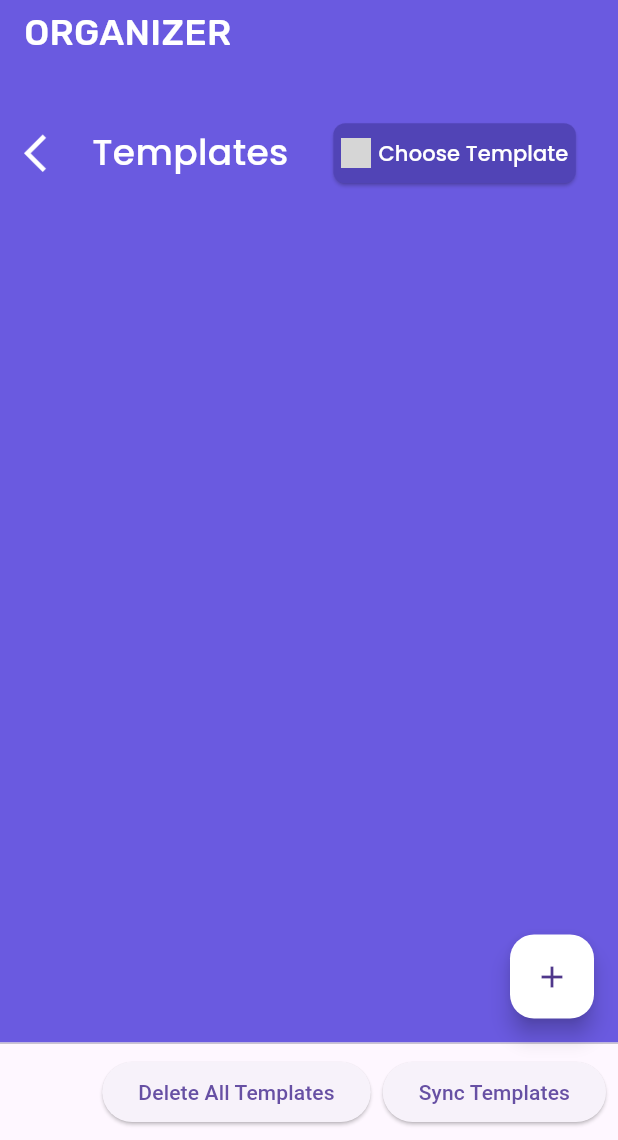
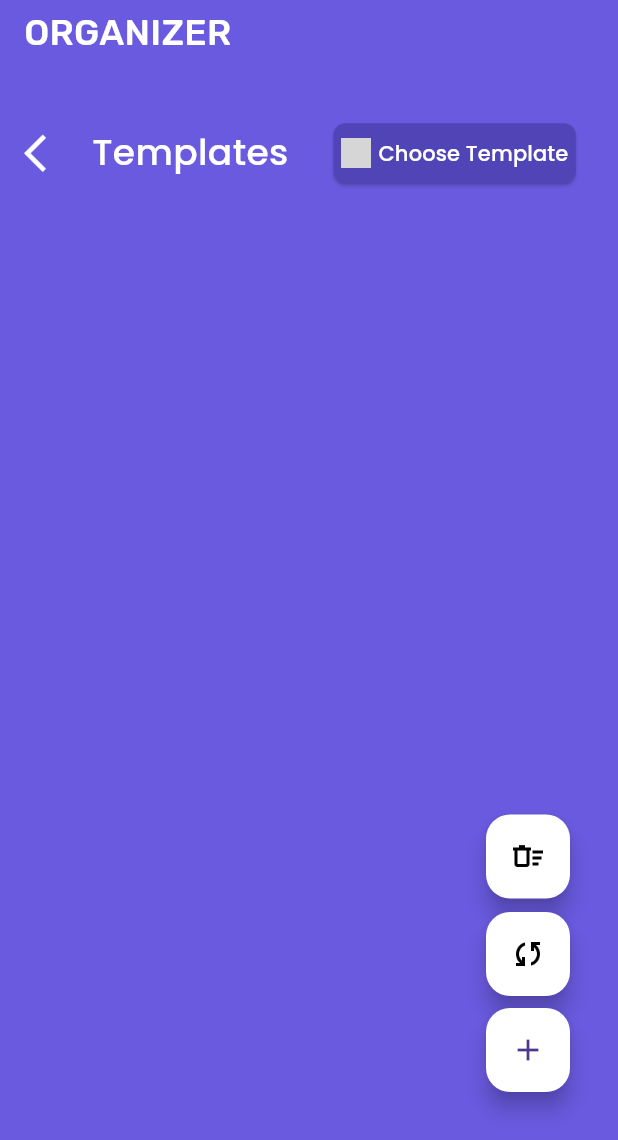
Before and after one commit to Yuri-00718/TabbyGo, a Flutter app: the TemplateMenus screen opened by its route, on a phone screen of 412 x 824 dp, the part 96-1236 px from its top. Run offline on Flutter 3.47's test engine with Material 3 defaults, Android fonts, the phone set to English and light mode, and no system bars; our stand-ins replace cloud_firestore, connectivity_plus, csv, dio, file_picker, firebase_auth and 14 more; missing offline and left inert: mailer; accounts and stored records are empty; grey boxes are pictures that could not be loaded.

Commit message:
Updated Organizer Module and added new assets

```diff
--- a/lib/pages/Organizer_Module/result.dart
+++ b/lib/pages/Organizer_Module/result.dart
@@ -169,7 +169,7 @@ class _ResultState extends State<Result> {
 
   Widget _buildHeader() {
     return Padding(
-      padding: const EdgeInsets.only(bottom: 38.4),
+      padding: const EdgeInsets.only(bottom: 15),
       child: Column(
         crossAxisAlignment: CrossAxisAlignment.start,
         children: [
--- a/lib/pages/Organizer_Module/template_menus.dart
+++ b/lib/pages/Organizer_Module/template_menus.dart
@@ -376,6 +376,43 @@ class _TemplateMenusState extends State<TemplateMenus> {
     );
   }
 
+  Widget _buildDeleteButton() {
+    return FloatingActionButton(
+      heroTag: 'deleteButton', // Unique Hero tag
+      backgroundColor: const Color.fromARGB(255, 255, 255, 255),
+      onPressed: _resetDatabaseSchema,
+      tooltip: 'Delete All Templates',
+      child: const ImageIcon(
+        AssetImage('assets/images/Delete.png'),
+        size: 24, // Adjust size if needed
+        color: Colors.black, // Match the color of the add icon
+      ),
+    );
+  }
+
+  Widget _buildAddButton() {
+    return FloatingActionButton(
+      heroTag: 'addButton', // Unique Hero tag
+      backgroundColor: const Color.fromARGB(255, 255, 255, 255),
+      onPressed: () => _navigateToTemplateCreation(),
+      child: const Icon(Icons.add),
+    );
+  }
+
+  Widget _buildSyncButton() {
+    return FloatingActionButton(
+      heroTag: 'syncButton', // Unique Hero tag
+      backgroundColor: const Color.fromARGB(255, 255, 255, 255),
+      onPressed: _syncTemplates,
+      tooltip: 'Sync Templates',
+      child: const ImageIcon(
+        AssetImage('assets/images/sync.png'),
+        size: 24, // Adjust size if needed
+        color: Colors.black, // Match the color of the add icon
+      ),
+    );
+  }
+
   @override
   Widget build(BuildContext context) {
     return Scaffold(
@@ -402,18 +439,26 @@ class _TemplateMenusState extends State<TemplateMenus> {
           ),
         ),
       ),
-      floatingActionButton: _buildAddButton(),
+      floatingActionButton: Stack(
+        children: [
+          Positioned(
+            bottom: 145,
+            right: 16,
+            child: _buildDeleteButton(),
+          ),
+          Positioned(
+            bottom: 80,
+            right: 16,
+            child: _buildSyncButton(),
+          ),
+          Positioned(
+            bottom: 16,
+            right: 16,
+            child: _buildAddButton(),
+          ),
+        ],
+      ),
       floatingActionButtonLocation: FloatingActionButtonLocation.endFloat,
-      persistentFooterButtons: [
-        ElevatedButton(
-          onPressed: _resetDatabaseSchema,
-          child: const Text('Delete All Templates'),
-        ),
-        ElevatedButton(
-          onPressed: _syncTemplates,
-          child: const Text('Sync Templates'),
-        ),
-      ],
     );
   }
 
@@ -792,12 +837,4 @@ class _TemplateMenusState extends State<TemplateMenus> {
       },
     );
   }
-
-  Widget _buildAddButton() {
-    return FloatingActionButton(
-      backgroundColor: const Color.fromARGB(255, 255, 255, 255),
-      onPressed: () => _navigateToTemplateCreation(),
-      child: const Icon(Icons.add),
-    );
-  }
 }
--- a/pubspec.yaml
+++ b/pubspec.yaml
@@ -59,6 +59,8 @@ flutter:
   - assets/JSON/LOADING.json
   - assets/images/text logo black.png
   - assets/images/Template.png
+  - assets/images/sync.png
+  - assets/images/Delete.png
   - assets/images/Filter.png
   - assets/images/refresh_result.png
   - assets/images/no-photo.png
```
Also changed, not shown: lib/pages/Organizer_Module/result_and_reports_active_events.dart (+18 -4 lines), lib/pages/Organizer_Module/tabulation_module.dart (+32 -2 lines), lib/pages/Organizer_Module/template_creation.dart (+10 -3 lines), assets/images/Delete.png (added), assets/images/sync.png (added).
